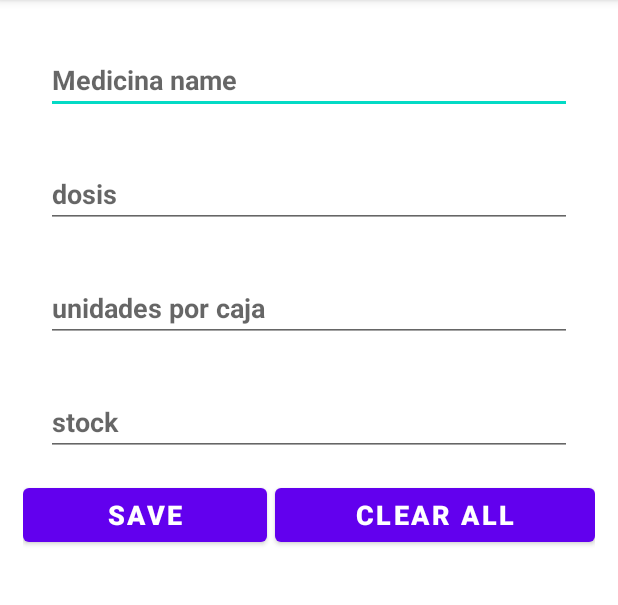
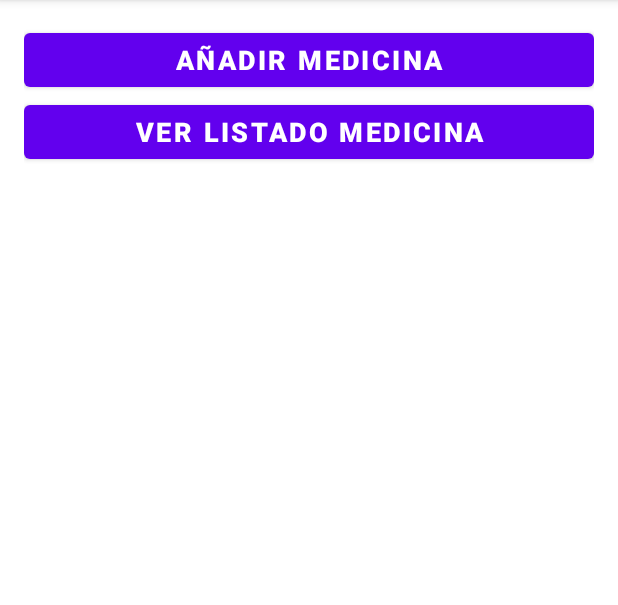
Before and after one commit to jrodriguezballester/InicioRoom, an Android app: the screen it shows after launch (MainActivity before the commit, MenuActivity after it), on a phone screen of 412 x 824 dp, the part 84-689 px from its top. Run offline under Robolectric (Android 15) with nearby library versions, the phone set to English and light mode, and no system bars; our stand-ins replace data binding.

Commit message:
AddFirstActivity

```diff
--- a/app/src/main/java/com/example/farma4/MainActivity.kt
+++ b/app/src/main/java/com/example/farma4/ui/AddMedicinaActivity.kt
@@ -1,4 +1,4 @@
-package com.example.farma4
+package com.example.farma4.ui
 
 import android.os.Bundle
 import android.util.Log
@@ -9,6 +9,10 @@ import androidx.lifecycle.Observer
 import androidx.lifecycle.ViewModelProvider
 import androidx.lifecycle.lifecycleScope
 import androidx.recyclerview.widget.LinearLayoutManager
+import com.example.farma4.MedicinaViewAdapter
+import com.example.farma4.MedicinaViewModel
+import com.example.farma4.MedicinaViewModelFactory
+import com.example.farma4.R
 import com.example.farma4.database.Medicina
 import com.example.farma4.database.MedicinaDAO
 import com.example.farma4.database.MedicinaDatabase
@@ -20,7 +24,7 @@ import kotlinx.coroutines.launch
 import kotlinx.coroutines.runBlocking
 import kotlinx.coroutines.withTimeoutOrNull
 
-class MainActivity : AppCompatActivity() {
+class AddMedicinaActivity : AppCompatActivity() {
 
     private lateinit var medicinaDAO: MedicinaDAO
     private lateinit var medicinaRepo: MedicinaRepository
@@ -67,7 +71,7 @@ class MainActivity : AppCompatActivity() {
 
     private fun initRecyclerView() {
         binding.medicinaRecyclerView.layoutManager = LinearLayoutManager(this)
-        adapter =MedicinaViewAdapter { selectedItem: Medicina -> listItemClicked(selectedItem) }
+        adapter = MedicinaViewAdapter { selectedItem: Medicina -> listItemClicked(selectedItem) }
         binding.medicinaRecyclerView.adapter = adapter
         displayMedicinasList()
     }
@@ -137,7 +141,7 @@ class MainActivity : AppCompatActivity() {
 
     private fun mostrarListado() {
         //Query
-        var medicinas2: List<Medicina>
+        val medicinas2: List<Medicina>
         medicinas2 = medicinaDAO.getListMedicinas()
         Log.i("MyTAG", "*****   ${medicinas2.size} medicinas there *****")
         medicinas2.forEach { medicina ->
--- /dev/null
+++ b/app/src/main/java/com/example/farma4/ui/InicialViewModel.kt
@@ -0,0 +1,32 @@
+package com.example.farma4.ui
+
+import android.util.Log
+import androidx.lifecycle.MutableLiveData
+import androidx.lifecycle.ViewModel
+
+class InicialViewModel() : ViewModel() {
+    val cambioActivity = MutableLiveData<Int>()
+    var buttonToActivity1 = "Añadir Medicina"
+    var buttonToActivity2 = "Ver Listado Medicina"
+
+    init {
+        Log.i("InicialActivity", "viewmodel")
+        cambioActivity.value = 0
+        Log.i("InicialActivity toAddMedicina()", "valor::${cambioActivity.value.toString()}")
+    }
+
+    fun toAddMedicina() {
+        Log.i("InicialActivity", "pulsado")
+        Log.i("InicialActivity toAddMedicina()", "valor::${cambioActivity.value.toString()}")
+        cambioActivity.value = 1
+        Log.i("InicialActivity toAddMedicina()", "valor::${cambioActivity.value.toString()}")
+
+    }
+    fun toListMedicinas() {
+        Log.i("InicialActivity", "pulsado List")
+        Log.i("InicialActivity toAddMedicina()", "valor::${cambioActivity.value.toString()}")
+        cambioActivity.value = 2
+        Log.i("InicialActivity toAddMedicina()", "valor::${cambioActivity.value.toString()}")
+
+    }
+}
--- /dev/null
+++ b/app/src/main/java/com/example/farma4/ui/MenuActivity.kt
@@ -0,0 +1,46 @@
+package com.example.farma4.ui
+
+import android.content.Intent
+import android.os.Bundle
+import android.util.Log
+import androidx.appcompat.app.AppCompatActivity
+import androidx.databinding.DataBindingUtil
+import androidx.lifecycle.ViewModelProvider
+import com.example.farma4.R
+import com.example.farma4.databinding.ActivityInicialBinding
+
+class MenuActivity : AppCompatActivity() {
+
+    private lateinit var inicialViewModel: InicialViewModel
+
+    override fun onCreate(savedInstanceState: Bundle?) {
+        super.onCreate(savedInstanceState)
+        setContentView(R.layout.activity_inicial)
+        Log.i("MenuActivity", "valor")
+
+        inicialViewModel = ViewModelProvider(this).get(InicialViewModel::class.java)
+        val binding: ActivityInicialBinding =
+            DataBindingUtil.setContentView(this, R.layout.activity_inicial)
+// // Bind layout with ViewModel
+        binding.myViewModel = inicialViewModel
+//
+//        // LiveData needs the lifecycle owner
+        binding.lifecycleOwner = this
+
+        Log.i("MenuActivity", "valor::${inicialViewModel.cambioActivity.value.toString()}")
+
+        inicialViewModel.cambioActivity.observe(this) {
+            Log.i("MenuActivity", "valor: ${it}")
+            if (it == 1) {
+                Log.i("MenuActivity", "entra1: ${it}")
+                val intent = Intent(this, AddMedicinaActivity::class.java)
+                startActivity(intent)
+            }
+            if (it == 2) {
+                Log.i("MenuActivity", "entra2: ${it}")
+                val intent = Intent(this, AddMedicinaActivity::class.java)
+                startActivity(intent)
+            }
+        }
+    }
+}
--- /dev/null
+++ b/app/src/main/res/layout/activity_inicial.xml
@@ -0,0 +1,44 @@
+<?xml version="1.0" encoding="utf-8"?>
+
+<layout xmlns:android="http://schemas.android.com/apk/res/android"
+    xmlns:app="http://schemas.android.com/apk/res-auto"
+    xmlns:tools="http://schemas.android.com/tools"
+    tools:context=".ui.MenuActivity">
+
+    <data>
+
+        <variable
+            name="myViewModel"
+            type="com.example.farma4.ui.InicialViewModel" />
+    </data>
+
+    <LinearLayout
+        android:layout_width="match_parent"
+        android:layout_height="wrap_content"
+        android:orientation="vertical"
+        android:layout_margin="16sp">
+
+        <Button
+            android:id="@+id/buttonToActivity1"
+            android:layout_width="match_parent"
+            android:layout_height="wrap_content"
+            android:layout_weight="1"
+            android:onClick="@{()->myViewModel.toAddMedicina()}"
+            android:text="@={myViewModel.buttonToActivity1}"
+            android:textSize="18sp"
+            android:textStyle="bold" />
+
+        <Button
+            android:id="@+id/buttonToActivity2"
+            android:layout_width="match_parent"
+            android:layout_height="wrap_content"
+            android:layout_weight="1"
+            android:onClick="@{()->myViewModel.toListMedicinas()}"
+            android:text="@={myViewModel.buttonToActivity2}"
+            android:textSize="18sp"
+            android:textStyle="bold" />
+
+    </LinearLayout>
+
+
+</layout>
--- a/app/src/main/res/layout/activity_main.xml
+++ b/app/src/main/res/layout/activity_main.xml
@@ -14,7 +14,7 @@
         android:layout_height="match_parent"
         android:layout_margin="15dp"
         android:orientation="vertical"
-        tools:context=".MainActivity">
+        tools:context=".ui.AddMedicinaActivity">
 
         <EditText
             android:id="@+id/name_text"
```
Also changed, not shown: app/src/main/AndroidManifest.xml (+10 -1 lines).
